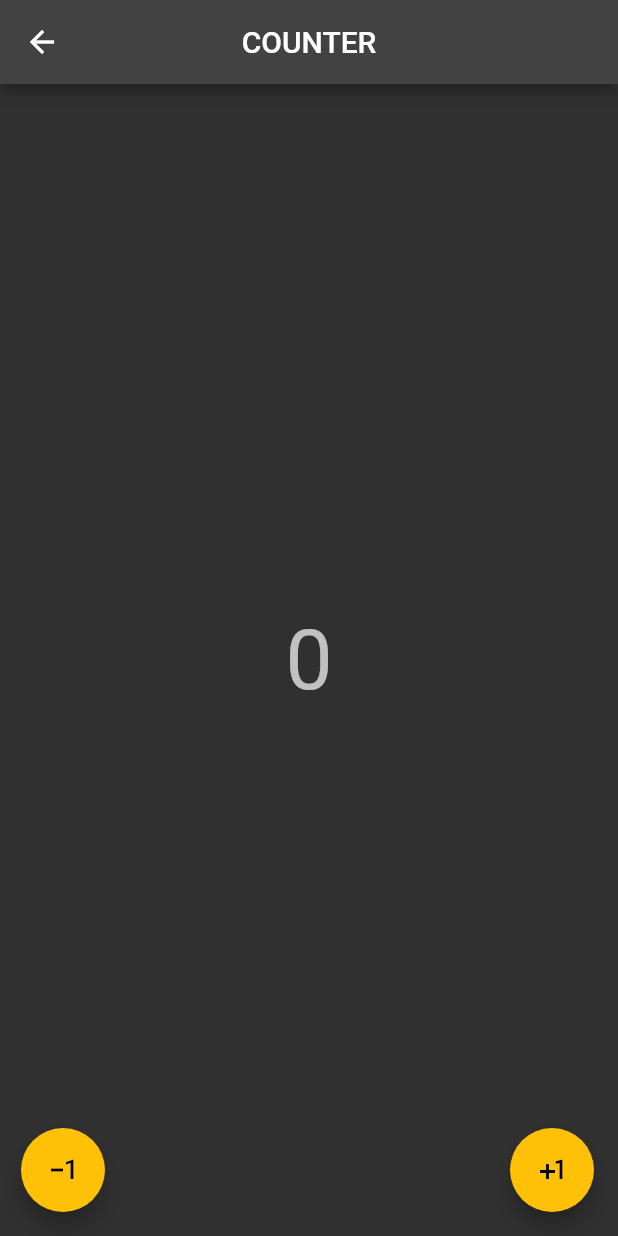
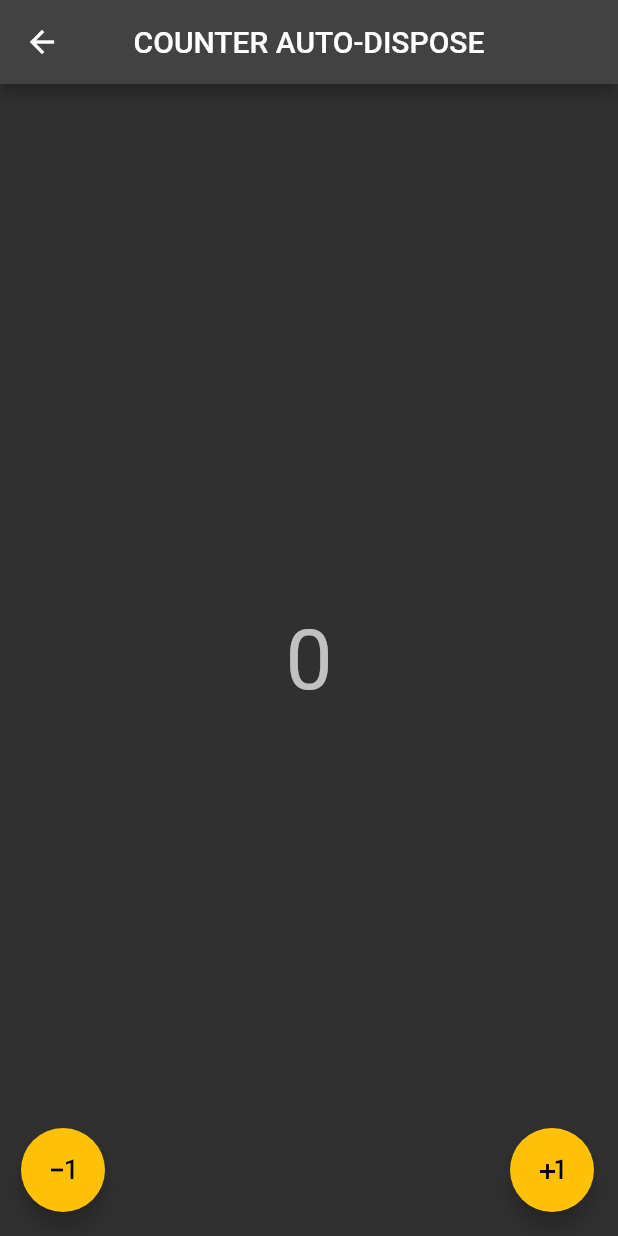
Before and after one commit to Tukhtamurodov-Sardorbek/50.Riverpod, a Flutter app: the CounterPageResetState screen opened directly, on a phone screen of 412 x 824 dp. Run offline on Flutter 3.47's test engine with Material 2 defaults, Android fonts, the phone set to English and light mode, and no system bars; our stand-ins replace flutter_riverpod.

Commit message:
🔥 Code Update 🔥

```diff
--- a/lib/pages/counter_page_preserve/counter_page.dart
+++ b/lib/pages/counter_page_preserve/counter_page.dart
@@ -20,7 +20,7 @@ class CounterPagePreserveState extends ConsumerWidget {
     return Scaffold(
       appBar: AppBar(
         centerTitle: true,
-        title: const Text('COUNTER'),
+        title: const Text('COUNTER PRESERVE'),
       ),
       body: Center(
         child: Text(
--- a/lib/pages/counter_page_reset/counter_page.dart
+++ b/lib/pages/counter_page_reset/counter_page.dart
@@ -1,13 +1,13 @@
 import 'package:flutter/material.dart';
 import 'package:flutter_riverpod/flutter_riverpod.dart';
 
-// * The basic standard Provider (myStringProvider) is read only, we can't modify its value from outside
-// * But we want to be able to increment the integer, when a user presses floating action button
-// * So, it's not going to be just a provider, but another type of provider: StateProvider
+// * If we don't want to keep some expensive object forever, that takes up
+//   very much memory, disposing of things whenever they are no longer used is very handy
 
 // * In order to make the state just be reset whenever we go to the home page and then come back
-// * We just use the autoDispose modifier on our StateProvider
+//   we just use the autoDispose modifier on our StateProvider
 final counterProvider = StateProvider.autoDispose((ref) => 0);
+
 
 // * In order to get access to providers, we need to make our widgets into ConsumerWidget
 class CounterPageResetState extends ConsumerWidget {
@@ -22,7 +22,7 @@ class CounterPageResetState extends ConsumerWidget {
     return Scaffold(
       appBar: AppBar(
         centerTitle: true,
-        title: const Text('COUNTER'),
+        title: const Text('COUNTER AUTO-DISPOSE'),
       ),
       body: Center(
         child: Text(
```
